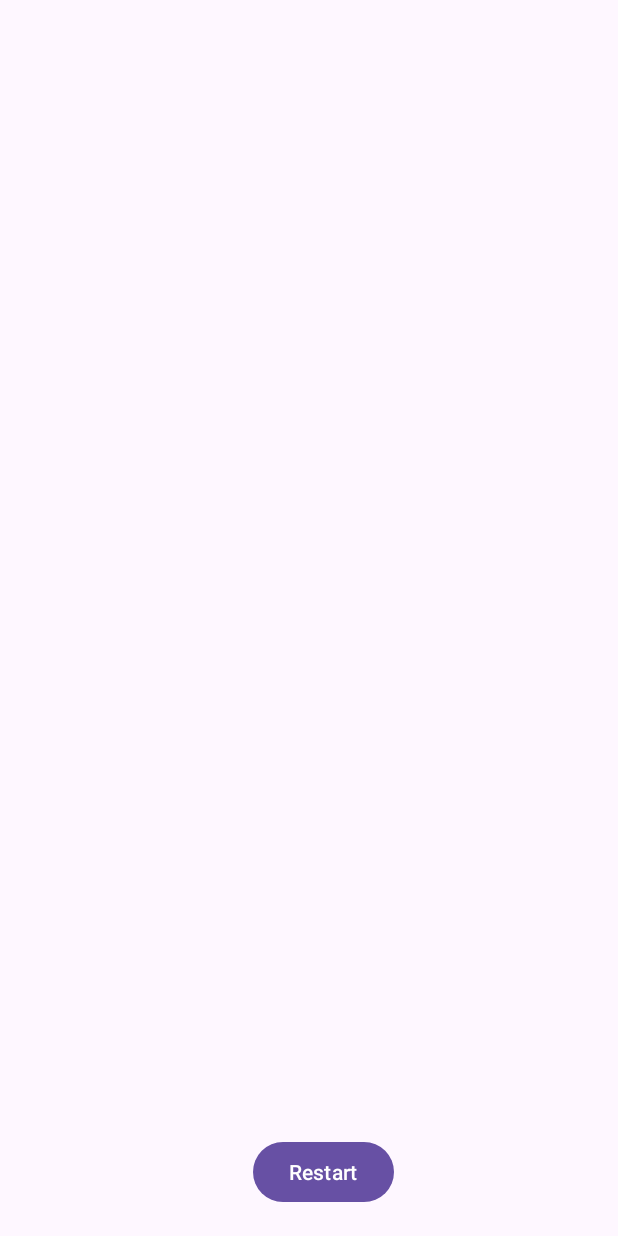
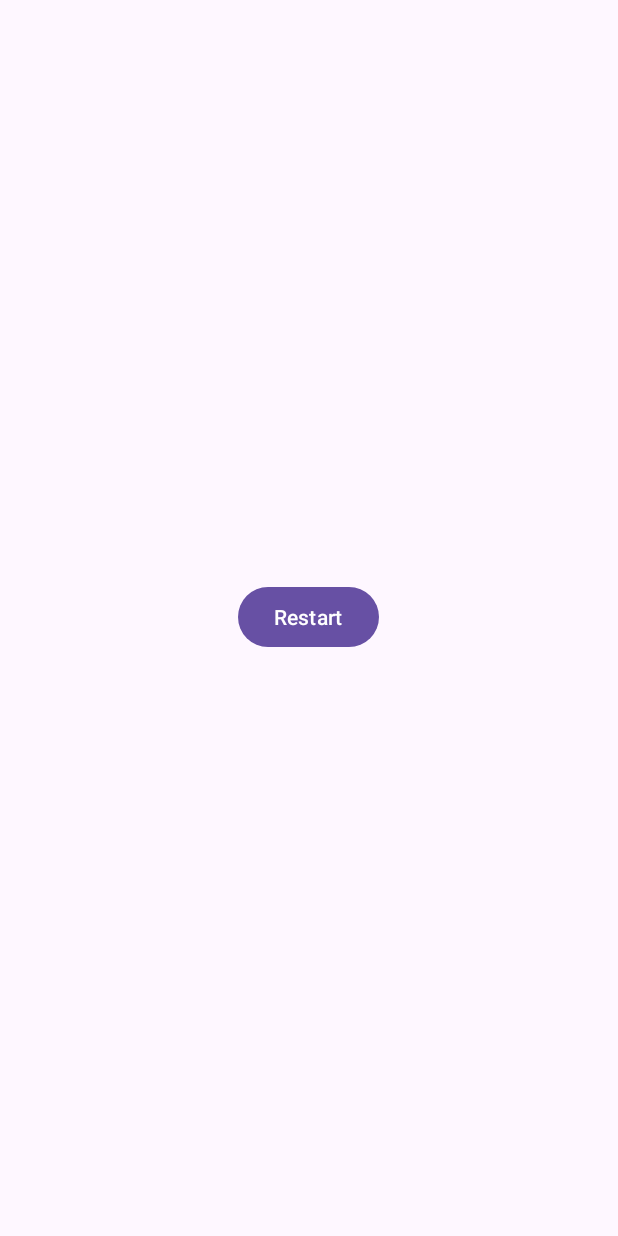
Before and after one commit to danioh04/runecrawl, an Android app: the EndActivity screen opened directly, with no data from a screen before it, on a phone screen of 412 x 824 dp. Run offline under Robolectric (Android 15) with nearby library versions, the phone set to English and light mode, and no system bars.

Commit message:
Centered the Restart button while fixing the comment line

```diff
--- a/app/src/main/java/edu/gatech/cs2340/team33/runecrawl/Activities/EndActivity.java
+++ b/app/src/main/java/edu/gatech/cs2340/team33/runecrawl/Activities/EndActivity.java
@@ -26,7 +26,7 @@ public class EndActivity extends AppCompatActivity {
         // Creates a button that is intended to take you back to the config screen
         Button restartButton = findViewById(R.id.restartButton);
 
-        //// Set up a click listener for the restart button to take you back to config screen
+        // Set up a click listener for the restart button to take you back to config screen
         restartButton.setOnClickListener((View view) -> {
             Intent nextActivity = new Intent(this, ConfigurationActivity.class);
             startActivity(nextActivity);
--- a/app/src/main/res/layout/end_screen.xml
+++ b/app/src/main/res/layout/end_screen.xml
@@ -12,8 +12,8 @@
         android:text="Restart"
         app:layout_constraintBottom_toBottomOf="parent"
         app:layout_constraintEnd_toEndOf="parent"
-        app:layout_constraintHorizontal_bias="0.531"
+        app:layout_constraintHorizontal_bias="0.498"
         app:layout_constraintStart_toStartOf="parent"
         app:layout_constraintTop_toTopOf="parent"
-        app:layout_constraintVertical_bias="0.976" />
+        app:layout_constraintVertical_bias="0.499" />
 </androidx.constraintlayout.widget.ConstraintLayout>
```
